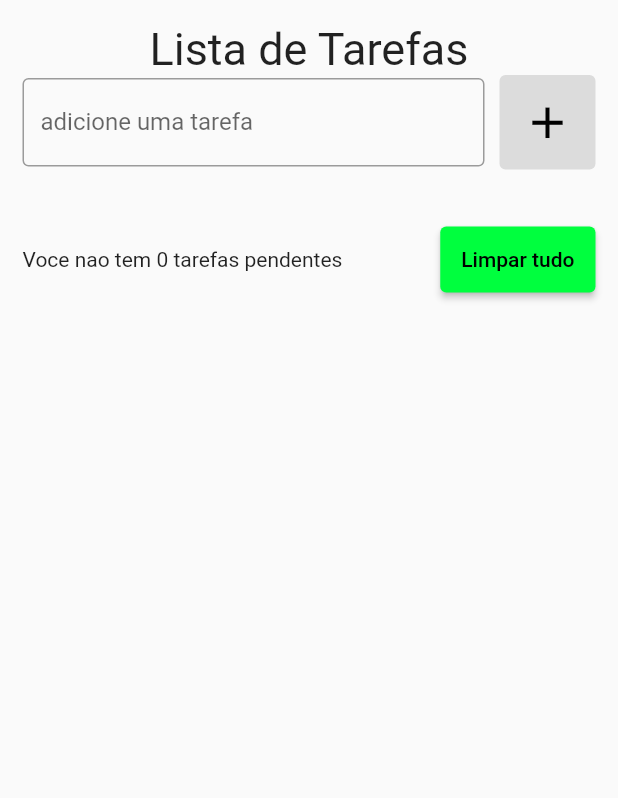
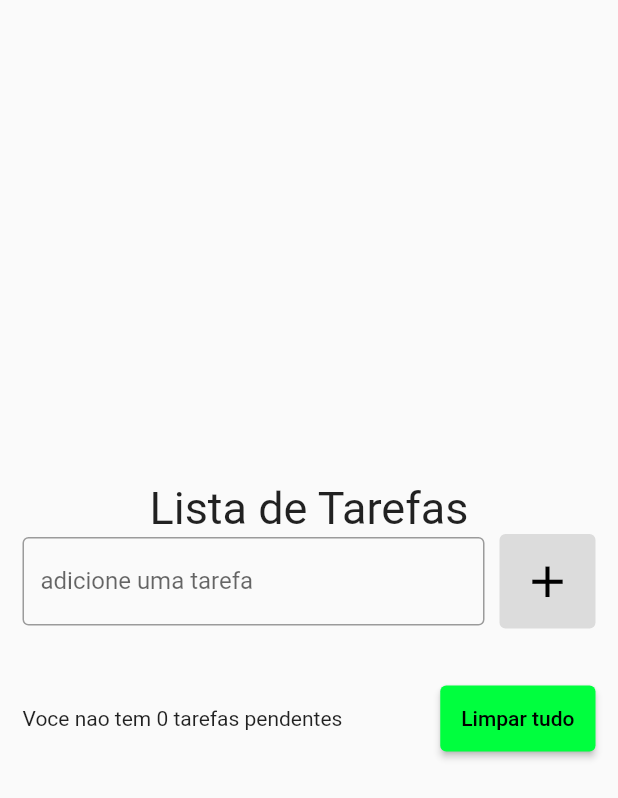
Before and after one commit to LuanF3lip3/lista_de_tarefas, a Flutter app: the screen it shows after launch, on a phone screen of 412 x 824 dp. Shown: the top 798 px of the screen. Run offline on Flutter 3.47's test engine with Material 2 defaults, Android fonts, the phone set to English and light mode, and no system bars; our stand-ins replace flutter_slidable.

Commit message:
Commite do dia 18.04.22, terminando a aula 114

```diff
--- a/lib/models/tudo.dart
+++ b/lib/models/tudo.dart
@@ -2,8 +2,19 @@ class Todo {
 
 Todo({required this.title, required this.dateTime});
 
+Todo.fronJson(Map<String, dynamic> json)
+:title = json['title'],
+dateTime = DateTime.parse(json['datetime']);
 
 String title;
 DateTime dateTime;
 
+Map<String, dynamic> toJson() {
+return {
+  'title': title,
+  'datetime': dateTime.toIso8601String(),
+};
+
 }
+
+}
--- a/lib/pages/tudo_list_page.dart
+++ b/lib/pages/tudo_list_page.dart
@@ -1,5 +1,6 @@
 import 'package:flutter/material.dart';
 import 'package:tarefas/models/tudo.dart';
+import 'package:tarefas/repositories/todo_repositories.dart';
 import 'package:tarefas/widgets/todos_list_item.dart';
 
 class ToDoListPage extends StatefulWidget {
@@ -14,6 +15,20 @@ class _ToDoListPageState extends State<ToDoListPage> {
   final TextEditingController toDoController = TextEditingController();
   List<Todo> toDos = [];
   String textField = "";
+  final TodoRepository todoRepository = TodoRepository();
+  Todo? deletedTodo;
+  int? deletedTodoPos;
+
+  @override
+  void initState() {
+    super.initState();
+
+    todoRepository.getTodoList().then((value) {
+      setState(() {
+      toDos = value;
+      });
+    });
+  }
 
   @override
   Widget build(BuildContext context) {
@@ -26,6 +41,7 @@ class _ToDoListPageState extends State<ToDoListPage> {
           child: Padding(
             padding: EdgeInsets.all(15),
             child: Column(
+              mainAxisAlignment: MainAxisAlignment.center,
               mainAxisSize: MainAxisSize.min,
               children: [ Text('Lista de Tarefas',
               style: TextStyle(fontSize: 30),),
@@ -52,6 +68,7 @@ class _ToDoListPageState extends State<ToDoListPage> {
             textField = "";
           });
           toDoController.clear();
+          todoRepository.saveTodoList(toDos);
         },
         child: Icon(Icons.add,
         size: 35,
@@ -128,9 +145,29 @@ class _ToDoListPageState extends State<ToDoListPage> {
 
 
    void onDelete(Todo todo) {
+      deletedTodo = todo;
+      deletedTodoPos = toDos.indexOf(todo);
       setState(() {
         toDos.remove(todo);
       });
+      todoRepository.saveTodoList(toDos);
+
+      ScaffoldMessenger.of(context).clearSnackBars();
+      ScaffoldMessenger.of(context).showSnackBar(
+        SnackBar(content: Text('${todo.title} deletado(a) com sucesso!!!!',
+        style: TextStyle(color: Color(0xff00FF3E),
+        ),
+        ),
+        duration: Duration(seconds: 5),
+        action: SnackBarAction(label: "Desfazer",
+        onPressed: (){
+          setState(() {
+          toDos.insert(deletedTodoPos!, deletedTodo!);
+          });
+        },
+        ),
+        ),
+      );
     }
 
 }
--- a/pubspec.yaml
+++ b/pubspec.yaml
@@ -36,6 +36,7 @@ dependencies:
   cupertino_icons: ^1.0.2
   intl:
   flutter_slidable: ^1.2.0
+  shared_preferences: ^2.0.13
 
 dev_dependencies:
   flutter_test:
```
Also changed, not shown: pubspec.lock.
